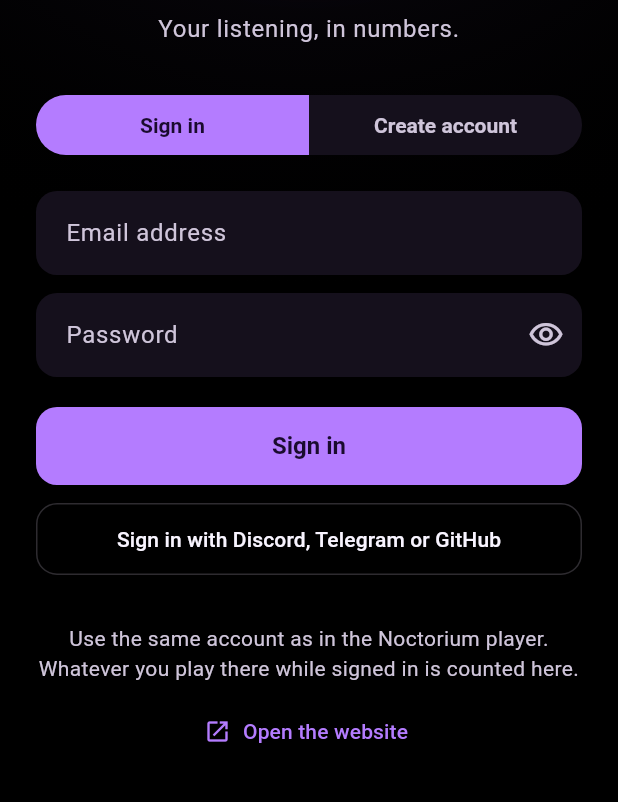
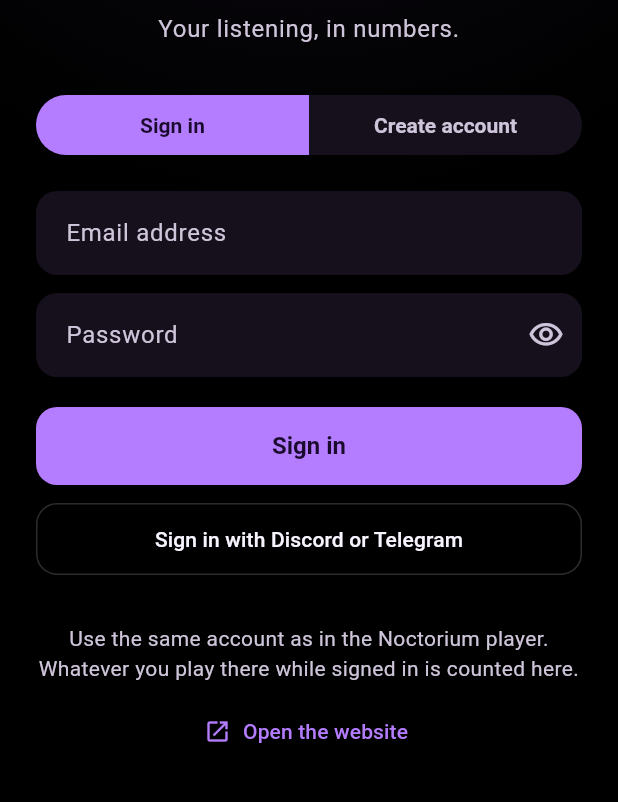
Before and after one commit to Noctorium/Noctorium-Stats-Mobile, a Flutter app: the screen it shows after launch, on a phone screen of 412 x 824 dp, the part 352-1154 px from its top. Run offline on Flutter 3.47's test engine with Material 3 defaults, Android fonts, the phone set to English and light mode, and no system bars; our stand-ins replace fl_chart, flutter_secure_storage, shared_preferences; accounts and stored records are empty.

Commit message:
No GitHub sign-in: Discord, Telegram or email
Co-Authored-By: Claude Opus 5.5 <noreply@anthropic.com>

```diff
--- a/lib/screens/sign_in.dart
+++ b/lib/screens/sign_in.dart
@@ -273,7 +273,7 @@ class _SignInScreenState extends State<SignInScreen> {
                     ] else
                       OutlinedButton(
                         onPressed: _busy ? null : _signInInBrowser,
-                        child: const _OneLine('Sign in with Discord, Telegram or GitHub'),
+                        child: const _OneLine('Sign in with Discord or Telegram'),
                       ),
                     const SizedBox(height: 32),
                     Text(
--- a/lib/service.dart
+++ b/lib/service.dart
@@ -51,7 +51,7 @@ class Session {
   final Account account;
 }
 
-/// Signing in from a browser -- with Discord, GitHub, Telegram or email: the code to show, the page to open, and
+/// Signing in from a browser -- with Discord, Telegram or email: the code to show, the page to open, and
 /// the secret that collects the token once the listener has allowed it there.
 class DeviceStart {
   const DeviceStart({required this.code, required this.pollToken, required this.url, this.expiresIn = 600, this.interval = 3});
```
Also changed, not shown: 3 other files.
